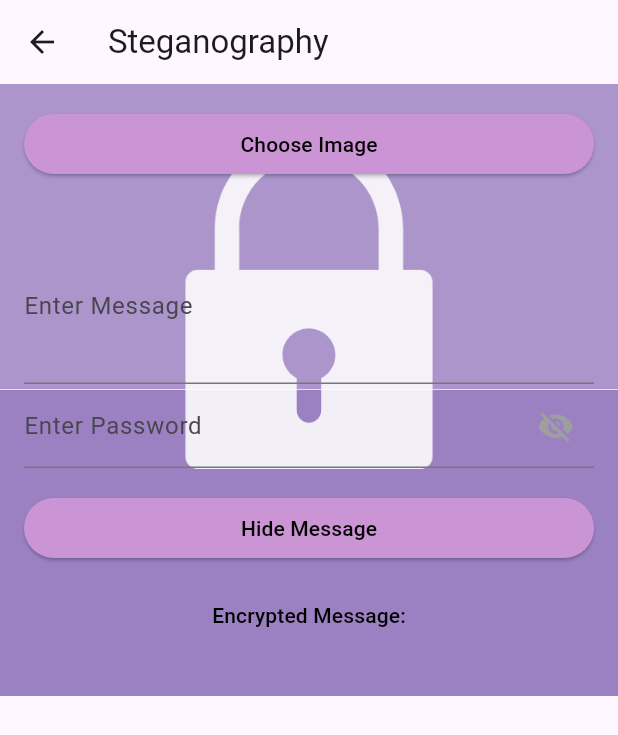
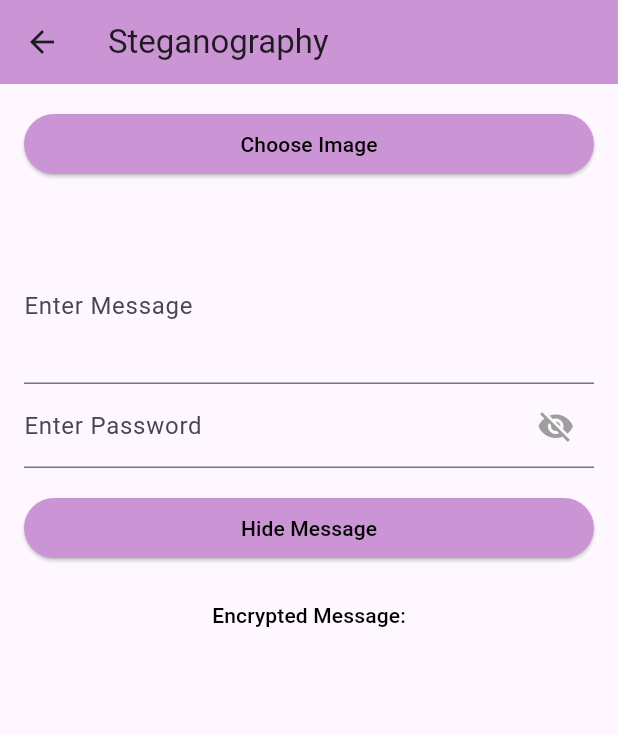
Before and after one commit to devanilarassati/stegLock, a Flutter app: the EncodePage screen opened directly, on a phone screen of 412 x 824 dp. Shown: the top 735 px of the screen. Run offline on Flutter 3.47's test engine with Material 3 defaults, Android fonts, the phone set to English and light mode, and no system bars; our stand-ins replace file_picker, image_picker, permission_handler; missing offline and left inert: external_path, igodo, steganograph.

Commit message:
Update Page Encode and Decode

```diff
--- a/lib/pages/decode_page.dart
+++ b/lib/pages/decode_page.dart
@@ -21,6 +21,7 @@ class _DecodePageState extends State<DecodePage> {
   Widget build(BuildContext context) {
     return Scaffold(
       appBar: AppBar(
+        backgroundColor: Color.fromARGB(255, 203, 148, 212),
         title: Text('Steganography'),
       ),
       body: Expanded(
--- a/lib/pages/encode_page.dart
+++ b/lib/pages/encode_page.dart
@@ -27,16 +27,10 @@ class _EncodePageState extends State<EncodePage> {
   Widget build(BuildContext context) {
     return Scaffold(
       appBar: AppBar(
+         backgroundColor: Color.fromARGB(255, 203, 148, 212),
         title: Text('Steganography'),
       ),
       body: Container(
-        decoration: BoxDecoration(
-          image: DecorationImage(
-            image: AssetImage("assets/BG STEGLOCK_1.png"), // Ganti dengan path ke gambar latar belakang
-            fit: BoxFit.cover, // Atur sesuai kebutuhan, misalnya BoxFit.fill
-          ),
-        ),
-            child: Expanded(
         child: SingleChildScrollView(
           child: Padding(
             padding: const EdgeInsets.all(16.0),
@@ -46,10 +40,10 @@ class _EncodePageState extends State<EncodePage> {
                 ElevatedButton(
                   onPressed: () => _pickImage(ImageSource.gallery),
                   style: ElevatedButton.styleFrom(
-                    primary: Color.fromARGB(255, 203, 148, 212), // Ganti dengan warna ungu yang diinginkan
+                    primary: Color.fromARGB(255, 203, 148, 212),
                   ),
                   child: Text('Choose Image', style: TextStyle(
-                  color: Colors.black, // Ganti dengan warna teks yang diinginkan
+                  color: Colors.black,
                 ),),
                 ),
                 SizedBox(height: 16),
@@ -96,10 +90,10 @@ class _EncodePageState extends State<EncodePage> {
                 ElevatedButton(
                   onPressed: _hideMessage,
                   style: ElevatedButton.styleFrom(
-                    primary: Color.fromARGB(255, 203, 148, 212), // Ganti dengan warna ungu yang diinginkan
+                    primary: Color.fromARGB(255, 203, 148, 212),
                   ),
                   child: Text('Hide Message', style: TextStyle(
-                  color: Colors.black, // Ganti dengan warna teks yang diinginkan
+                  color: Colors.black,
                 ),),
                 ),
                 SizedBox(height: 16),
@@ -108,15 +102,14 @@ class _EncodePageState extends State<EncodePage> {
                     Clipboard.setData(ClipboardData(text: _encryptedMessage));
                   },
                   child: Text('Encrypted Message:\n${_encryptedMessage}', style: TextStyle(
-                  color: Colors.black, // Ganti dengan warna teks yang diinginkan
+                  color: Colors.black,
                 ),),
                 ),
               ],
             ),
           ),
-        ),
-      ),
-    ));
+        ),),
+    );
   }
 
   Future<void> _pickImage(ImageSource source) async {
```
